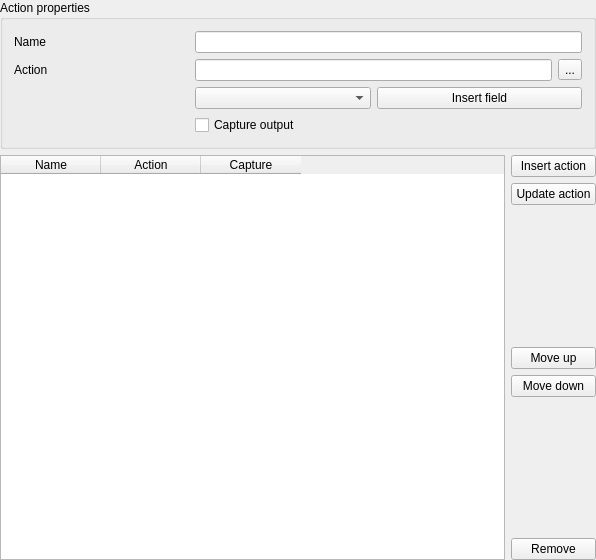
Qt form src/ui/qgsattributeactiondialogbase.ui (qgis/QGIS) before a commit.
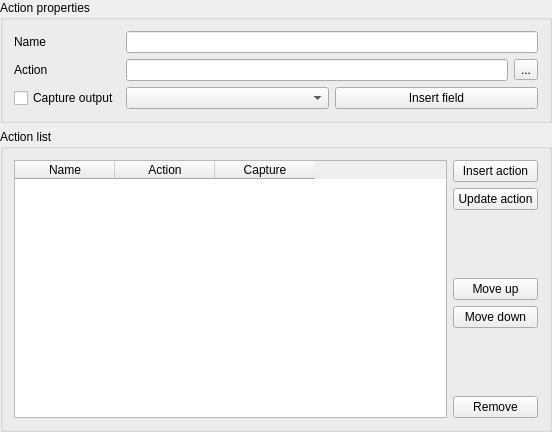
The same form after that commit.

The edit to the form file:
```diff
--- a/src/ui/qgsattributeactiondialogbase.ui
+++ b/src/ui/qgsattributeactiondialogbase.ui
@@ -1,12 +1,12 @@
 <ui version="4.0" >
  <class>QgsAttributeActionDialogBase</class>
- <widget class="QWidget" name="QgsAttributeActionDialogBase" >
-  <property name="geometry" >
+ <widget class="QWidget" name="QgsAttributeActionDialogBase">
+  <property name="geometry">
    <rect>
     <x>0</x>
     <y>0</y>
-    <width>596</width>
-    <height>560</height>
+    <width>552</width>
+    <height>432</height>
    </rect>
   </property>
   <property name="sizePolicy" >
@@ -18,28 +18,19 @@
   <property name="windowTitle" >
    <string>Attribute Actions</string>
   </property>
-  <layout class="QGridLayout" >
-   <property name="leftMargin" >
+  <layout class="QGridLayout" name="gridLayout_3">
+   <property name="margin">
     <number>0</number>
    </property>
-   <property name="topMargin" >
-    <number>0</number>
-   </property>
-   <property name="rightMargin" >
-    <number>0</number>
-   </property>
-   <property name="bottomMargin" >
-    <number>0</number>
-   </property>
-   <item row="0" column="0" colspan="2" >
-    <widget class="QGroupBox" name="groupBox" >
-     <property name="title" >
+   <item row="0" column="0">
+    <widget class="QGroupBox" name="groupBox">
+     <property name="title">
       <string>Action properties</string>
      </property>
-     <layout class="QGridLayout" >
-      <item row="0" column="0" >
-       <widget class="QLabel" name="textLabel1" >
-        <property name="whatsThis" >
+     <layout class="QGridLayout" name="gridLayout">
+      <item row="0" column="0">
+       <widget class="QLabel" name="textLabel1">
+        <property name="whatsThis">
          <string>Enter the name of an action here. The name should be unique (qgis will make it unique if necessary).</string>
         </property>
         <property name="text" >
@@ -50,9 +41,9 @@
         </property>
        </widget>
       </item>
-      <item row="0" column="1" colspan="3" >
-       <widget class="QLineEdit" name="actionName" >
-        <property name="toolTip" >
+      <item row="0" column="1">
+       <widget class="QLineEdit" name="actionName">
+        <property name="toolTip">
          <string>Enter the action name here</string>
         </property>
         <property name="whatsThis" >
@@ -60,9 +51,9 @@
         </property>
        </widget>
       </item>
-      <item row="1" column="0" >
-       <widget class="QLabel" name="textLabel2" >
-        <property name="whatsThis" >
+      <item row="1" column="0">
+       <widget class="QLabel" name="textLabel2">
+        <property name="whatsThis">
          <string>Enter the action here. This can be any program, script or command that is available on your system. When the action is invoked any set of characters that start with a % and then have the name of a field will be replaced by the value of that field. The special characters %% will be replaced by the value of the field that was selected. Double quote marks group text into single arguments to the program, script or command. Double quotes will be ignored if prefixed with a backslash</string>
         </property>
         <property name="text" >
@@ -73,9 +64,11 @@
         </property>
        </widget>
       </item>
-      <item row="1" column="1" colspan="2" >
-       <widget class="QLineEdit" name="actionAction" >
-        <property name="toolTip" >
+      <item row="1" column="1">
+       <layout class="QHBoxLayout" name="horizontalLayout">
+        <item>
+         <widget class="QLineEdit" name="actionAction">
+          <property name="toolTip">
          <string>Enter the action command here</string>
         </property>
         <property name="whatsThis" >
@@ -83,9 +76,9 @@
         </property>
        </widget>
       </item>
-      <item row="1" column="3" >
-       <widget class="QToolButton" name="browseButton" >
-        <property name="toolTip" >
+        <item>
+         <widget class="QToolButton" name="browseButton">
+          <property name="toolTip">
          <string>Browse for action</string>
         </property>
         <property name="statusTip" >
@@ -99,26 +92,11 @@
         </property>
        </widget>
       </item>
-      <item row="2" column="1" >
-       <widget class="QComboBox" name="fieldComboBox" >
-        <property name="toolTip" >
-         <string>The valid attribute names for this layer</string>
-        </property>
-       </widget>
+       </layout>
       </item>
-      <item row="2" column="2" colspan="2" >
-       <widget class="QPushButton" name="insertFieldButton" >
-        <property name="toolTip" >
-         <string>Inserts the selected field into the action, prepended with a %</string>
-        </property>
-        <property name="text" >
-         <string>Insert field</string>
-        </property>
-       </widget>
-      </item>
-      <item row="3" column="1" colspan="2" >
-       <widget class="QCheckBox" name="captureCB" >
-        <property name="toolTip" >
+      <item row="2" column="0">
+       <widget class="QCheckBox" name="captureCB">
+        <property name="toolTip">
          <string>Captures any output from the action</string>
         </property>
         <property name="whatsThis" >
@@ -129,13 +107,40 @@
         </property>
        </widget>
       </item>
-     </layout>
+      <item row="2" column="1">
+       <layout class="QHBoxLayout" name="horizontalLayout_2">
+        <item>
+         <widget class="QComboBox" name="fieldComboBox">
+          <property name="toolTip">
+           <string>The valid attribute names for this layer</string>
+          </property>
+         </widget>
+        </item>
+        <item>
+         <widget class="QPushButton" name="insertFieldButton">
+          <property name="toolTip">
+           <string>Inserts the selected field into the action, prepended with a %</string>
+          </property>
+          <property name="text">
+           <string>Insert field</string>
+          </property>
+         </widget>
+        </item>
+       </layout>
+      </item>
+     </layout>
     </widget>
    </item>
-   <item rowspan="7" row="1" column="0" >
-    <widget class="QTableWidget" name="attributeActionTable" >
-     <property name="sizePolicy" >
-      <sizepolicy vsizetype="Expanding" hsizetype="Expanding" >
+   <item row="1" column="0">
+    <widget class="QGroupBox" name="groupBox_2">
+     <property name="title">
+      <string>Action list</string>
+     </property>
+     <layout class="QGridLayout" name="gridLayout_2">
+      <item row="0" column="0" rowspan="7">
+       <widget class="QTableWidget" name="attributeActionTable">
+        <property name="sizePolicy">
+         <sizepolicy hsizetype="Expanding" vsizetype="Expanding">
        <horstretch>0</horstretch>
        <verstretch>0</verstretch>
       </sizepolicy>
@@ -169,9 +174,9 @@
      </column>
     </widget>
    </item>
-   <item row="1" column="1" >
-    <widget class="QPushButton" name="insertButton" >
-     <property name="toolTip" >
+      <item row="0" column="1">
+       <widget class="QPushButton" name="insertButton">
+        <property name="toolTip">
       <string>Inserts the action into the list above</string>
      </property>
      <property name="text" >
@@ -179,9 +184,9 @@
      </property>
     </widget>
    </item>
-   <item row="2" column="1" >
-    <widget class="QPushButton" name="updateButton" >
-     <property name="toolTip" >
+      <item row="1" column="1">
+       <widget class="QPushButton" name="updateButton">
+        <property name="toolTip">
       <string>Update the selected action</string>
      </property>
      <property name="text" >
@@ -189,7 +194,7 @@
      </property>
     </widget>
    </item>
-   <item row="3" column="1" >
+      <item row="2" column="1">
     <spacer>
      <property name="orientation" >
       <enum>Qt::Vertical</enum>
@@ -197,17 +202,17 @@
      <property name="sizeType" >
       <enum>QSizePolicy::Expanding</enum>
      </property>
-     <property name="sizeHint" >
+        <property name="sizeHint" stdset="0">
       <size>
        <width>85</width>
-       <height>20</height>
+          <height>35</height>
       </size>
      </property>
     </spacer>
    </item>
-   <item row="4" column="1" >
-    <widget class="QPushButton" name="moveUpButton" >
-     <property name="toolTip" >
+      <item row="3" column="1">
+       <widget class="QPushButton" name="moveUpButton">
+        <property name="toolTip">
       <string>Move the selected action up</string>
      </property>
      <property name="text" >
@@ -215,9 +220,9 @@
      </property>
     </widget>
    </item>
-   <item row="5" column="1" >
-    <widget class="QPushButton" name="moveDownButton" >
-     <property name="toolTip" >
+      <item row="4" column="1">
+       <widget class="QPushButton" name="moveDownButton">
+        <property name="toolTip">
       <string>Move the selected action down</string>
      </property>
      <property name="text" >
@@ -225,7 +230,7 @@
      </property>
     </widget>
    </item>
-   <item row="6" column="1" >
+      <item row="5" column="1">
     <spacer>
      <property name="orientation" >
       <enum>Qt::Vertical</enum>
@@ -241,9 +246,9 @@
      </property>
     </spacer>
    </item>
-   <item row="7" column="1" >
-    <widget class="QPushButton" name="removeButton" >
-     <property name="toolTip" >
+      <item row="6" column="1">
+       <widget class="QPushButton" name="removeButton">
+        <property name="toolTip">
       <string>Remove the selected action</string>
      </property>
      <property name="text" >
@@ -253,7 +258,10 @@
    </item>
   </layout>
  </widget>
- <layoutdefault spacing="6" margin="11" />
+   </item>
+  </layout>
+ </widget>
+ <layoutdefault spacing="6" margin="11"/>
  <tabstops>
   <tabstop>actionName</tabstop>
   <tabstop>actionAction</tabstop>
```
Left out of the diff: 69 changed lines with no effect on the pictures. Lines whose indentation alone changed are shown as unchanged.
